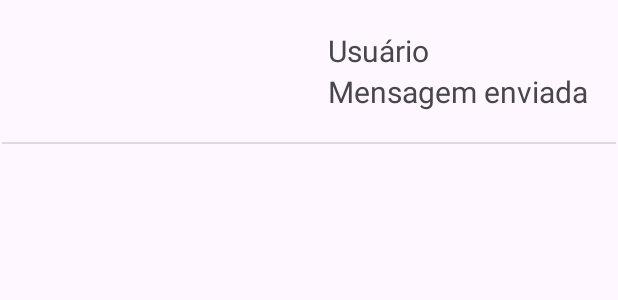
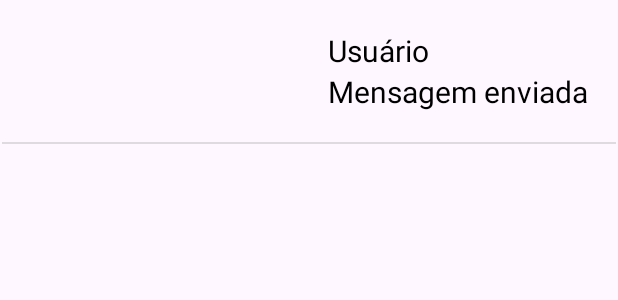
Before and after one commit to Gabriel-Fontanari1/chatSocketNew, an Android app: the layout chat_one_line_enviamsg.xml on its own in the app's theme, with its tools: preview values and no code run, on a phone screen of 412 x 824 dp. Shown: the top 300 px of the screen. Run offline under Robolectric (Android 15) with nearby library versions, the phone set to English and light mode, and no system bars.

```diff
--- a/app/src/main/AndroidManifest.xml
+++ b/app/src/main/AndroidManifest.xml
@@ -19,6 +19,7 @@
         tools:targetApi="31">
         <activity
             android:name=".ActivityChat"
+            android:windowSoftInputMode="adjustPan"
             android:exported="false" />
         <activity
             android:name=".MainActivity"
--- a/app/src/main/java/com/example/chatsocketnew/MainActivity.java
+++ b/app/src/main/java/com/example/chatsocketnew/MainActivity.java
@@ -28,6 +28,7 @@ public class MainActivity extends AppCompatActivity {
             Intent intent = new Intent(MainActivity.this, ActivityChat.class);
             intent.putExtra("isServer", true);
             startActivity(intent);
+            finish();
         });
 
         buttonConfirmarIp.setOnClickListener(v -> {
@@ -37,6 +38,7 @@ public class MainActivity extends AppCompatActivity {
             intent.putExtra("isServer", false);
             intent.putExtra("serverIp", ip);
             startActivity(intent);
+            finish();
         });
     }
 }
--- a/app/src/main/res/layout/activity_main.xml
+++ b/app/src/main/res/layout/activity_main.xml
@@ -12,11 +12,12 @@
         android:id="@+id/editTextIPconectar"
         android:layout_width="wrap_content"
         android:layout_height="wrap_content"
-        android:layout_marginEnd="80dp"
+        android:layout_marginEnd="90dp"
         android:layout_marginBottom="100dp"
         android:ems="10"
         android:hint="Conectar-se a um ip"
         android:inputType="text"
+        android:textColor="@color/black"
         app:layout_constraintBottom_toBottomOf="parent"
         app:layout_constraintEnd_toEndOf="parent"
         app:layout_constraintStart_toStartOf="parent" />
--- a/app/src/main/res/layout/chat_one_line_enviamsg.xml
+++ b/app/src/main/res/layout/chat_one_line_enviamsg.xml
@@ -10,12 +10,12 @@
         android:id="@+id/messageContainer"
         android:layout_width="wrap_content"
         android:layout_height="wrap_content"
+        android:layout_marginTop="10dp"
         android:layout_marginEnd="10dp"
         android:orientation="vertical"
         android:padding="10dp"
         app:layout_constraintEnd_toEndOf="parent"
-        app:layout_constraintTop_toTopOf="parent"
-        android:layout_marginTop="10dp">
+        app:layout_constraintTop_toTopOf="parent">
 
 
         <TextView
@@ -23,6 +23,7 @@
             android:layout_width="wrap_content"
             android:layout_height="wrap_content"
             android:text="Usuário"
+            android:textColor="@color/black"
             android:textSize="20sp" />
 
         <TextView
@@ -30,6 +31,7 @@
             android:layout_width="wrap_content"
             android:layout_height="wrap_content"
             android:text="Mensagem enviada"
+            android:textColor="@color/black"
             android:textSize="20sp" />
     </LinearLayout>
 
@@ -41,7 +43,7 @@
         android:layout_marginTop="10dp"
         android:layout_marginEnd="1dp"
         android:background="?android:attr/listDivider"
-        app:layout_constraintTop_toBottomOf="@+id/messageContainer"
+        app:layout_constraintEnd_toEndOf="parent"
         app:layout_constraintStart_toStartOf="parent"
-        app:layout_constraintEnd_toEndOf="parent" />
+        app:layout_constraintTop_toBottomOf="@+id/messageContainer" />
 </androidx.constraintlayout.widget.ConstraintLayout>
--- a/app/src/main/res/layout/chat_one_line_recebemsg.xml
+++ b/app/src/main/res/layout/chat_one_line_recebemsg.xml
@@ -22,6 +22,7 @@
             android:layout_width="wrap_content"
             android:layout_height="wrap_content"
             android:text="Usuário"
+            android:textColor="@color/black"
             android:textSize="20sp" />
 
         <TextView
@@ -29,6 +30,7 @@
             android:layout_width="wrap_content"
             android:layout_height="wrap_content"
             android:text="Mensagem recebida"
+            android:textColor="@color/black"
             android:textSize="20sp" />
     </LinearLayout>
 
```
Also changed, not shown: app/src/main/res/layout/activity_chat.xml (+6 -5 lines).
